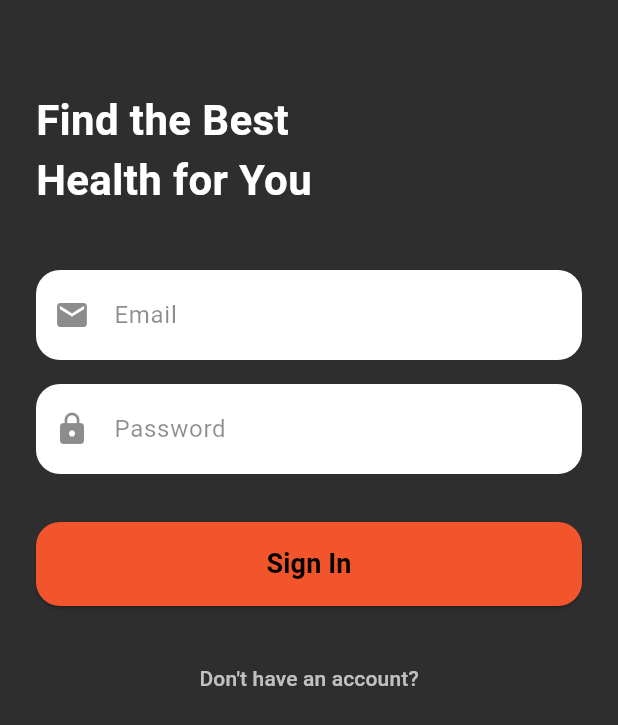
After one commit to Gokhancagaptay/YapayZekaDestekliMarket, a Flutter app: the LoginScreen screen opened directly, after a tap on "Sign In", on a phone screen of 412 x 824 dp. The commit adds this screen. Shown: the top 725 px of the screen. Run offline on Flutter 3.47's test engine with Material 3 defaults, Android fonts, the phone set to English and light mode, and no system bars; our stand-ins replace google_fonts, shared_preferences; accounts and stored records are empty; network calls fail.

Commit message:
Profil sayafası oluşturuldu kayıt ve giriş fonksiyonları eklendi

```diff
--- a/market_mobile/lib/main.dart
+++ b/market_mobile/lib/main.dart
@@ -3,6 +3,7 @@ import 'package:shared_preferences/shared_preferences.dart';
 import 'screens/home_page.dart' show GirisEkrani;
 import 'screens/product_list.dart';
 import 'screens/register_screen.dart';
+import 'screens/login_screen.dart'; // giriş ekranı dosyanın adını buna göre ayarlamayı unutma
 
 void main() {
   runApp(const MyApp());
@@ -57,9 +58,14 @@ class _MyAppState extends State<MyApp> {
           ),
         ),
       ),
+      // ilk yönlendirme ekranı:
       home: isLoggedIn ? const ProductListPage() : const GirisEkrani(),
+
+      // sayfa rotaları:
       routes: {
         '/register': (context) => const RegisterScreen(),
+        '/login': (context) => const GirisEkrani(), // Giriş ekranı rotası
+        '/products': (context) => const ProductListPage(), // Ürün sayfası
       },
     );
   }
--- /dev/null
+++ b/market_mobile/lib/screens/login_screen.dart
@@ -0,0 +1,121 @@
+import 'package:flutter/material.dart';
+import 'package:http/http.dart' as http;
+import 'dart:convert';
+
+class LoginScreen extends StatefulWidget {
+  const LoginScreen({super.key});
+
+  @override
+  State<LoginScreen> createState() => _LoginScreenState();
+}
+
+class _LoginScreenState extends State<LoginScreen> {
+  final emailController = TextEditingController();
+  final passwordController = TextEditingController();
+
+  Future<void> loginUser() async {
+    final url = Uri.parse('http://10.0.2.2:8000/auth/login');
+    final response = await http.post(
+      url,
+      headers: {'Content-Type': 'application/json'},
+      body: jsonEncode({
+        "email": emailController.text,
+        "password": passwordController.text,
+      }),
+    );
+
+    final data = jsonDecode(response.body);
+    if (response.statusCode == 200) {
+      final token = data["idToken"];
+      ScaffoldMessenger.of(context).showSnackBar(
+        const SnackBar(content: Text("Giriş başarılı!")),
+      );
+      // TODO: Token'ı sakla, ana sayfaya yönlendir
+    } else {
+      ScaffoldMessenger.of(context).showSnackBar(
+        SnackBar(content: Text("Hata: ${data['detail']}")),
+      );
+    }
+  }
+
+  @override
+  Widget build(BuildContext context) {
+    return Scaffold(
+      backgroundColor: const Color(0xFF2E2E2E),
+      body: SafeArea(
+        child: Padding(
+          padding: const EdgeInsets.symmetric(horizontal: 24),
+          child: Column(
+            crossAxisAlignment: CrossAxisAlignment.start,
+            children: [
+              const SizedBox(height: 60),
+              const Text(
+                "Find the Best\nHealth for You",
+                style: TextStyle(
+                  fontSize: 28,
+                  fontWeight: FontWeight.bold,
+                  color: Colors.white,
+                ),
+              ),
+              const SizedBox(height: 40),
+              _buildTextField(emailController, "Email", icon: Icons.email),
+              const SizedBox(height: 16),
+              _buildTextField(passwordController, "Password", icon: Icons.lock, obscureText: true),
+              const SizedBox(height: 32),
+              SizedBox(
+                width: double.infinity,
+                height: 56,
+                child: ElevatedButton(
+                  onPressed: loginUser,
+                  style: ElevatedButton.styleFrom(
+                    backgroundColor: const Color(0xFFF2552C),
+                    shape: RoundedRectangleBorder(
+                      borderRadius: BorderRadius.circular(16),
+                    ),
+                  ),
+                  child: const Text(
+                    "Sign In",
+                    style: TextStyle(fontSize: 18, fontWeight: FontWeight.bold),
+                  ),
+                ),
+              ),
+              const SizedBox(height: 24),
+              Center(
+                child: TextButton(
+                  onPressed: () {
+                    Navigator.pushNamed(context, "/register");
+                  },
+                  child: const Text(
+                    "Don't have an account?",
+                    style: TextStyle(color: Colors.white70),
+                  ),
+                ),
+              )
+            ],
+          ),
+        ),
+      ),
+    );
+  }
+
+  Widget _buildTextField(TextEditingController controller, String hint,
+      {bool obscureText = false, IconData? icon}) {
+    return TextField(
+      controller: controller,
+      obscureText: obscureText,
+      style: const TextStyle(color: Colors.black),
+      decoration: InputDecoration(
+        hintText: hint,
+        hintStyle: const TextStyle(color: Colors.black45),
+        filled: true,
+        fillColor: Colors.white,
+        prefixIcon: icon != null ? Icon(icon, color: Colors.black45) : null,
+        contentPadding: const EdgeInsets.symmetric(horizontal: 20, vertical: 18),
+        border: OutlineInputBorder(
+          borderRadius: BorderRadius.circular(16),
+          borderSide: BorderSide.none,
+        ),
+      ),
+    );
+  }
+}
```
Also changed, not shown: market_mobile/lib/screens/product_list.dart (+15 -6 lines), market_mobile/lib/screens/profile_screen.dart (added, +94 -0 lines), market_mobile/lib/screens/register_screen.dart (+8 -7 lines), 4 other files.
